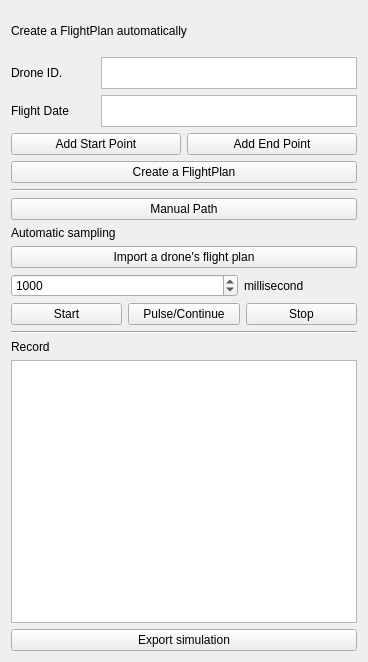
Before: the Qt Designer form src/frontend/UI/simulation2Widget.ui in Dave0126/N7_Long_Project, drawn with Qt 5.
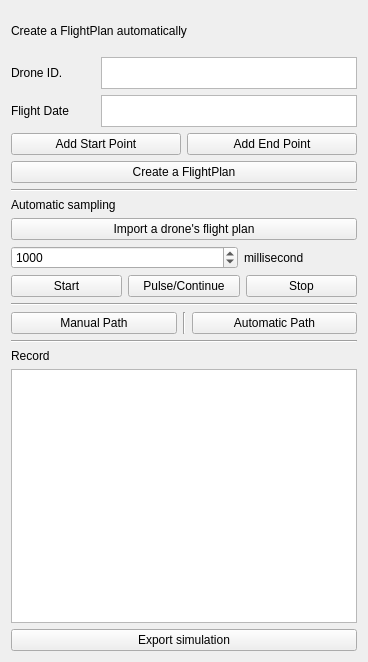
After: the same form once the commit is applied.

Commit message: UPDATE small layout changes in sim_v1 and sim_v2

What changed in the file:
```diff
--- a/src/frontend/UI/simulation2Widget.ui
+++ b/src/frontend/UI/simulation2Widget.ui
@@ -13,7 +13,7 @@
   <property name="windowTitle">
    <string>simluation1</string>
   </property>
-  <layout class="QVBoxLayout" name="verticalLayout_4">
+  <layout class="QVBoxLayout" name="verticalLayout_5">
    <item>
     <layout class="QVBoxLayout" name="verticalLayout">
      <item>
@@ -165,13 +165,6 @@
      </item>
     </layout>
    </item>
-   <item>
-    <widget class="QPushButton" name="manualPath">
-     <property name="text">
-      <string>Manual Path</string>
-     </property>
-    </widget>
-   </item>
    <item>
     <layout class="QVBoxLayout" name="verticalLayout_2">
      <item>
@@ -249,6 +242,42 @@
      </item>
     </layout>
    </item>
+   <item>
+    <layout class="QVBoxLayout" name="verticalLayout_4">
+     <item>
+      <layout class="QHBoxLayout" name="horizontalLayout_6" stretch="1,1,1">
+       <item>
+        <widget class="QPushButton" name="manualPath">
+         <property name="text">
+          <string>Manual Path</string>
+         </property>
+        </widget>
+       </item>
+       <item>
+        <widget class="Line" name="line_4">
+         <property name="orientation">
+          <enum>Qt::Vertical</enum>
+         </property>
+        </widget>
+       </item>
+       <item>
+        <widget class="QPushButton" name="automatic">
+         <property name="text">
+          <string>Automatic Path</string>
+         </property>
+        </widget>
+       </item>
+      </layout>
+     </item>
+     <item>
+      <widget class="Line" name="line_3">
+       <property name="orientation">
+        <enum>Qt::Horizontal</enum>
+       </property>
+      </widget>
+     </item>
+    </layout>
+   </item>
    <item>
     <layout class="QVBoxLayout" name="verticalLayout_3">
      <item>
```
The commit also changes 5 other files.
